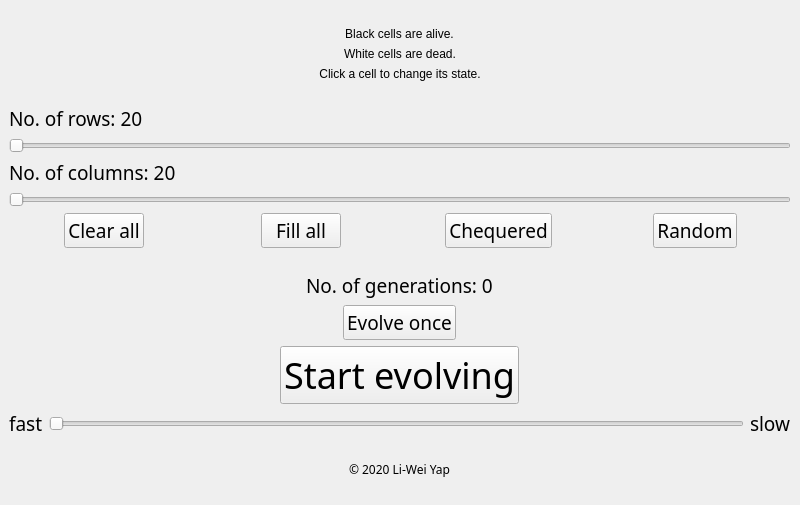
Old version of the form mainwindow.ui in the repository liweiyap/Conway_GameOfLife.
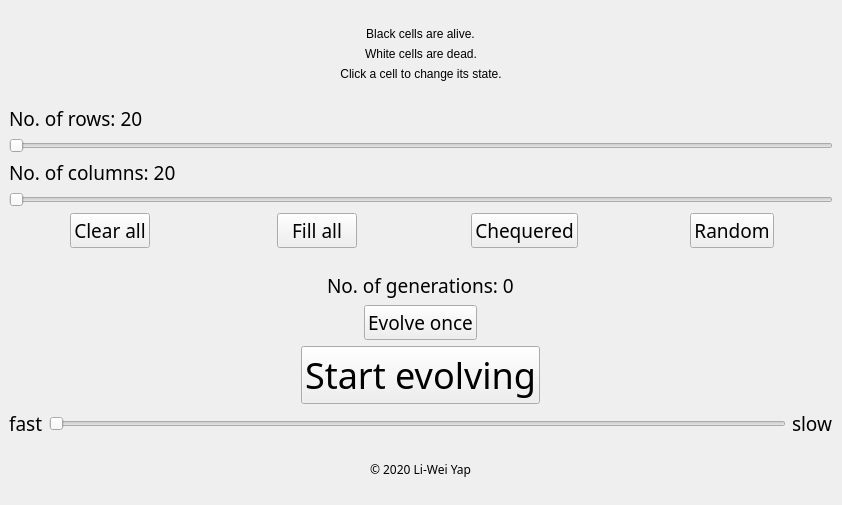
New version of the form.

Commit message: Add new signals emitted from GridWidget to disable/enable row and column sliders in MainWindow

The edit to the form file:
```diff
--- a/mainwindow.ui
+++ b/mainwindow.ui
@@ -6,7 +6,7 @@
    <rect>
     <x>0</x>
     <y>0</y>
-    <width>800</width>
+    <width>842</width>
     <height>505</height>
    </rect>
   </property>
```
The commit also changes 3 other files.
